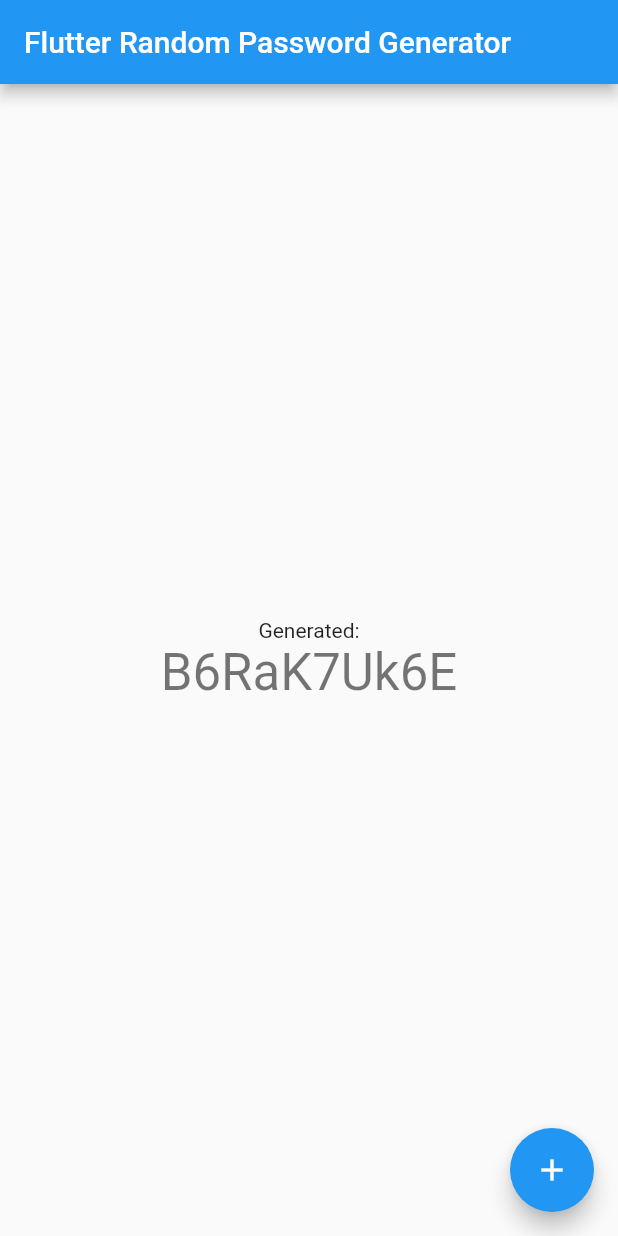
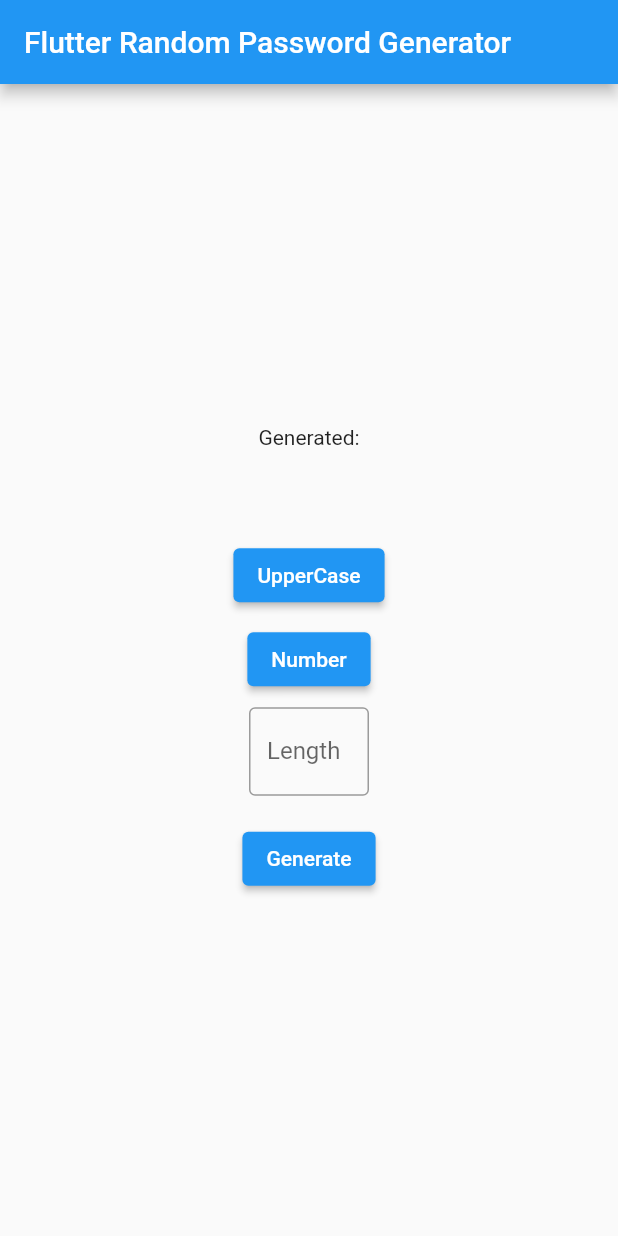
Before and after one commit to nevarwin/random-password-repo, a Flutter app: the screen it shows after launch, on a phone screen of 412 x 824 dp. Run offline on Flutter 3.47's test engine with Material 2 defaults, Android fonts, the phone set to English and light mode, and no system bars.

Commit message:
added the layout

```diff
--- a/random_password_maker/lib/main.dart
+++ b/random_password_maker/lib/main.dart
@@ -32,15 +32,9 @@
 }
 
 class _MyHomePageState extends State<MyHomePage> {
-  int _counter = 0;
+  int submittedNum = 0;
+  final numberController = TextEditingController();
 
-  void _incrementCounter() {
-    setState(() {
-      _counter++;
-    });
-  }
-
-  // final _random = Random();
   var generated = '';
   // final _alpha = 'abcdefghijklmnopqrstuvwxyz';
   int generateRandomNumber() {
@@ -51,17 +45,26 @@
     final _random = Random();
     const _availableChars =
         'AaBbCcDdEeFfGgHhIiJjKkLlMmNnOoPpQqRrSsTtUuVvWwXxYyZz1234567890';
-    final randomString = List.generate(length,
-            (index) => _availableChars[_random.nextInt(_availableChars.length)])
-        .join();
+    final randomString = List.generate(
+      length,
+      (index) => _availableChars[_random.nextInt(_availableChars.length)],
+    ).join();
     // print(_availableChars.length);
     generated = randomString;
     return randomString;
   }
 
   @override
+  void dispose() {
+    // Clean up the controller when the widget is removed from the
+    // widget tree.
+    numberController.dispose();
+    super.dispose();
+  }
+
+  @override
   Widget build(BuildContext context) {
-    print(generateRandomString(10));
+    // print(generateRandomString(10));
     return Scaffold(
       appBar: AppBar(
         title: Text(widget.title),
@@ -77,13 +80,46 @@
               generated,
               style: Theme.of(context).textTheme.headline4,
             ),
+            const SizedBox(
+              height: 20.0,
+            ),
+            ElevatedButton(
+              onPressed: () {},
+              child: const Text('UpperCase'),
+            ),
+            const SizedBox(
+              height: 8.0,
+            ),
+            ElevatedButton(
+              onPressed: () {},
+              child: const Text('Number'),
+            ),
+            Padding(
+              padding: const EdgeInsets.all(8.0),
+              child: SizedBox(
+                width: 80,
+                child: TextField(
+                  controller: numberController,
+                  keyboardType: TextInputType.number,
+                  decoration: const InputDecoration(
+                    border: OutlineInputBorder(),
+                    labelText: 'Length',
+                    hintText: 'Enter number',
+                  ),
+                ),
+              ),
+            ),
+            const SizedBox(
+              height: 10.0,
+            ),
+            ElevatedButton(
+              onPressed: () {
+                generateRandomString(10);
+              },
+              child: const Text('Generate'),
+            ),
           ],
         ),
-      ),
-      floatingActionButton: FloatingActionButton(
-        onPressed: (() => generateRandomString(5)),
-        tooltip: 'Generate',
-        child: const Icon(Icons.add),
       ), // This trailing comma makes auto-formatting nicer for build methods.
     );
   }
```
